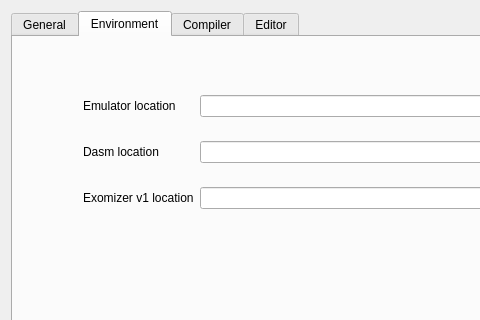
The window that source/dialogtrsesettings.ui (leuat/TRSE) describes before a commit, drawn with Qt 5; both pictures show x 0 to 480 and y 0 to 320 of the 807 by 606 pixel window.
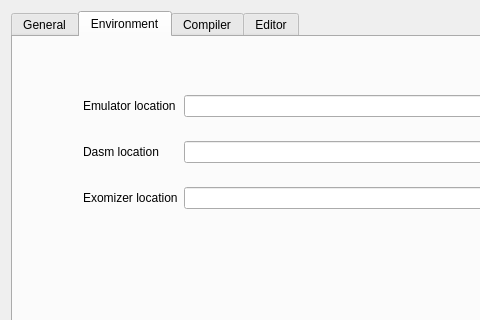
The same window after the commit.

Commit message: Threaded PAW support

```diff
--- a/source/dialogtrsesettings.ui
+++ b/source/dialogtrsesettings.ui
@@ -103,7 +103,7 @@
           <item row="2" column="0">
            <widget class="QLabel" name="label_6">
             <property name="text">
-             <string>Exomizer v1 location</string>
+             <string>Exomizer location</string>
             </property>
            </widget>
           </item>
```
The commit also changes 2 other files.
